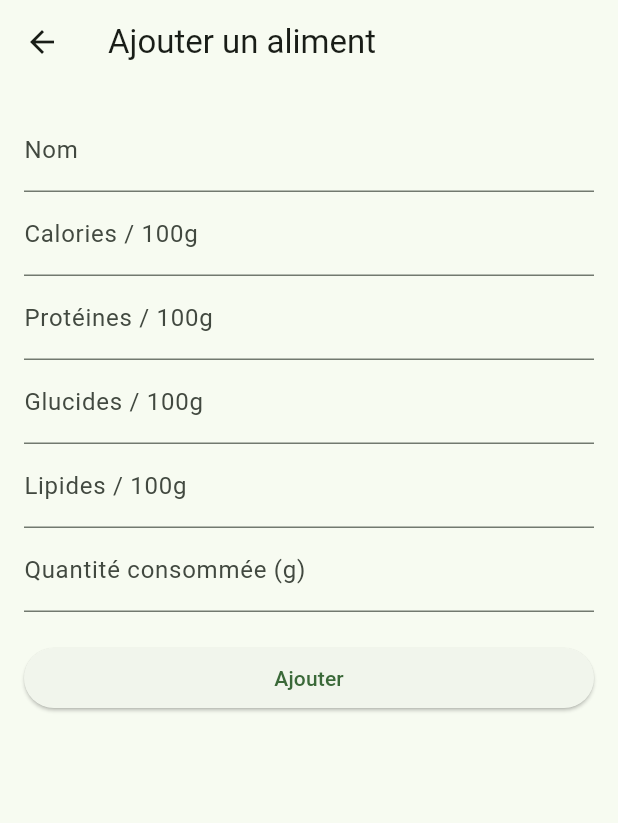
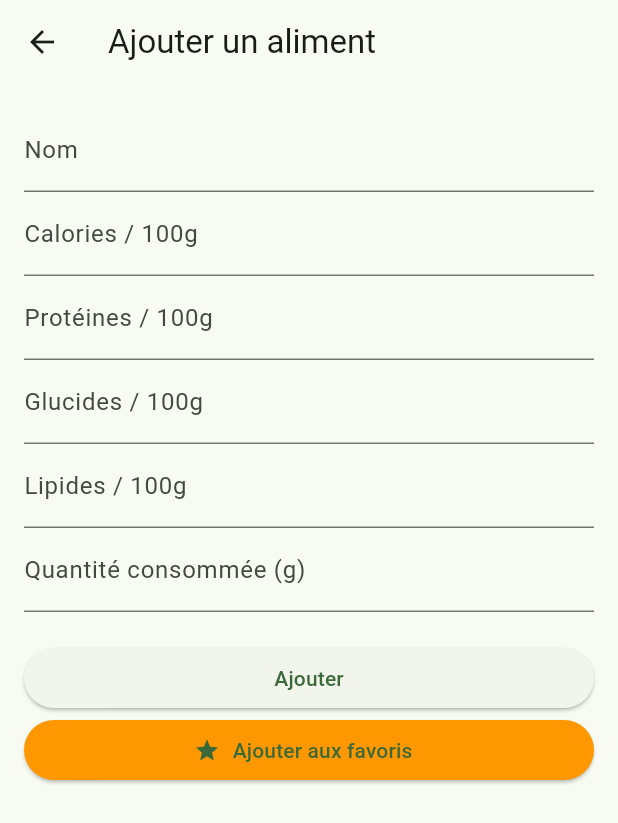
Before and after one commit to MarceauD/food-tracking-app, a Flutter app: the screen it shows after launch, after a tap on the "add" icon, on a phone screen of 412 x 824 dp. Shown: the top 823 px of the screen. Run offline on Flutter 3.47's test engine with Material 3 defaults, Android fonts, the phone set to English and light mode, and no system bars; our stand-ins replace percent_indicator, shared_preferences.

Commit message:
ajout d'un systeme d'aliments favoris ajoutable via un clic dans le menu

```diff
--- a/lib/screens/home_screen.dart
+++ b/lib/screens/home_screen.dart
@@ -1,8 +1,10 @@
 import 'package:flutter/material.dart';
 import 'package:percent_indicator/percent_indicator.dart';
 import '../models/food_item.dart';
+import 'dart:convert';
 import 'add_food_screen.dart';
 import 'settings_screen.dart';
+import 'package:shared_preferences/shared_preferences.dart';
 
 class HomeScreen extends StatefulWidget {
   const HomeScreen({super.key});
@@ -12,6 +14,58 @@ class HomeScreen extends StatefulWidget {
 
 class _HomeScreenState extends State<HomeScreen> {
   List<FoodItem> foodItems = [];
+  List<FoodItem> _favoriteFoods = [];
+
+  // Valeurs max en dur
+  double goalCalories = 1700;
+  double goalProtein = 160;
+  double goalCarbs = 150;
+  double goalFat = 70;
+
+  @override
+  void initState() {
+    super.initState();
+    _loadGoals();
+    _loadFavoriteFoods();
+  }
+
+  Future<void> _loadFavoriteFoods() async {
+    final prefs = await SharedPreferences.getInstance();
+    final favoriteJsonList = prefs.getStringList('favoriteFoods') ?? [];
+    setState(() {
+      _favoriteFoods = favoriteJsonList.map((itemJson) {
+        final map = jsonDecode(itemJson);
+        return FoodItem(
+          name: map['name'],
+          caloriesPer100g: (map['calories'] as num).toDouble(),
+          carbsPer100g: (map['carbs'] as num).toDouble(),
+          proteinPer100g: (map['protein'] as num).toDouble(),
+          fatPer100g: (map['fat'] as num).toDouble(),
+          quantity: (map['quantity'] as num).toDouble(),
+          date: DateTime.now(),
+        );
+      }).toList();
+
+      print('Favoris chargés :');
+      for (var food in _favoriteFoods) {
+        print(
+          '${food.name ?? "Sans nom"} - ${food.caloriesPer100g} kcal, '
+          '${food.proteinPer100g}g protéines, '
+          '${food.carbsPer100g}g glucides, '
+          '${food.fatPer100g}g lipides');
+      }
+    });
+  }
+
+  Future<void> _loadGoals() async {
+    final prefs = await SharedPreferences.getInstance();
+    setState(() {
+      goalCalories = prefs.getDouble('goalCalories') ?? 2100;
+      goalCarbs = prefs.getDouble('goalCarbs') ?? 258;
+      goalProtein = prefs.getDouble('goalProtein') ?? 103;
+      goalFat = prefs.getDouble('goalFat') ?? 68;
+    });
+  }
 
   // Totaux calculés
   double get totalCalories =>
@@ -23,11 +77,7 @@ class _HomeScreenState extends State<HomeScreen> {
   double get totalFat =>
       foodItems.fold(0, (sum, item) => sum + item.totalFat);
 
-  // Valeurs max en dur
-  final double maxCalories = 1700;
-  final double maxProtein = 160;
-  final double maxCarbs = 150;
-  final double maxFat = 70;
+
 
   // Fonction de formatage des nombres pour affichage
   String formatDouble(double value) => value.toStringAsFixed(0);
@@ -36,6 +86,10 @@ class _HomeScreenState extends State<HomeScreen> {
     setState((){
       foodItems.add(item);
     });
+  }
+
+  void _addFavoriteToToday (FoodItem item) {
+      _addFoodItem(item.copyWith(date : DateTime.now()));
   }
 
   void _clearFoodItems() {
@@ -93,7 +147,7 @@ class _HomeScreenState extends State<HomeScreen> {
             CircularPercentIndicator(
               radius: 120,
               lineWidth: 14,
-              percent: (totalCalories / maxCalories).clamp(0, 1),
+              percent: (totalCalories / goalCalories).clamp(0, 1),
               center: Column(
                 mainAxisAlignment: MainAxisAlignment.center,
                 children: [
@@ -106,7 +160,7 @@ class _HomeScreenState extends State<HomeScreen> {
               footer: Padding(
                 padding: const EdgeInsets.only(top: 8),
                 child: Text(
-                  '${formatDouble(maxCalories - totalCalories)} restantes',
+                  '${formatDouble(goalCalories - totalCalories)} restantes',
                   style: const TextStyle(fontSize: 14),
                 ),
               ),
@@ -123,22 +177,44 @@ class _HomeScreenState extends State<HomeScreen> {
                 _buildMacroIndicator(
                     label: 'Glucides',
                     value: totalCarbs,
-                    max: maxCarbs,
+                    max: goalCarbs,
                     color: Colors.blue),
                 _buildMacroIndicator(
                     label: 'Protéines',
                     value: totalProtein,
-                    max: maxProtein,
+                    max: goalProtein,
                     color: Colors.red),
                 _buildMacroIndicator(
                     label: 'Lipides',
                     value: totalFat,
-                    max: maxFat,
+                    max: goalFat,
                     color: Colors.orange),
               ],
             ),
-
             const SizedBox(height: 24),
+            if (_favoriteFoods.isNotEmpty) ...[
+                const Text(
+                  'Favoris',
+                  style: TextStyle(fontSize: 18, fontWeight: FontWeight.bold),
+                ),
+                const SizedBox(height: 8),
+                Wrap(
+                  spacing: 8,
+                  runSpacing: 8,
+                  children: _favoriteFoods.map((food) {
+                    return ElevatedButton(
+                      onPressed: () => _addFavoriteToToday(food),
+                      style: ElevatedButton.styleFrom(
+                        backgroundColor: Colors.grey[200],
+                        foregroundColor: Colors.black,
+                        padding: const EdgeInsets.symmetric(horizontal: 12, vertical: 8),
+                      ),
+                      child: Text(food.name ?? 'Sans nom'),
+                    );
+                  }).toList(),
+                ),
+                const SizedBox(height: 24),
+              ],
 
             // Liste aliments (tu peux la garder ou ajuster)
             Expanded(
@@ -166,18 +242,30 @@ class _HomeScreenState extends State<HomeScreen> {
                     ),
             ),
           ],
+
         ),
       ),
       floatingActionButton: FloatingActionButton(
         onPressed: () async {
-          final newItem = await Navigator.push<FoodItem>(
+          final result = await Navigator.push<Map<String, dynamic>>(
             context,
             MaterialPageRoute(
               builder: (context) => const AddFoodScreen(),
             ),
           );
-          if (newItem != null) {
-            _addFoodItem(newItem);
+
+          if (result != null) {
+            final newItem = result['foodItem'] as FoodItem?;
+            final favoriAjoute = result['favoriAjoute'] == true;
+
+            if (newItem != null) {
+              _addFoodItem(newItem);
+            }
+
+            if (favoriAjoute) {
+              if (!mounted) return;
+              await _loadFavoriteFoods(); // Recharge les favoris
+            }
           }
         },
         child: const Icon(Icons.add),
@@ -204,7 +292,7 @@ class _HomeScreenState extends State<HomeScreen> {
               style:
                   TextStyle(fontWeight: FontWeight.bold, color: color, fontSize: 14)),
           progressColor: color,
-          backgroundColor: color.withOpacity(0.3),
+          backgroundColor: color.withAlpha((0.3 * 255).toInt()),
           circularStrokeCap: CircularStrokeCap.round,
         ),
         const SizedBox(height: 8),
```
Also changed, not shown: lib/models/food_item.dart (+13 -1 lines), lib/screens/add_food_screen.dart (+66 -5 lines), lib/screens/settings_screen.dart (+12 -9 lines), 1 other file.
